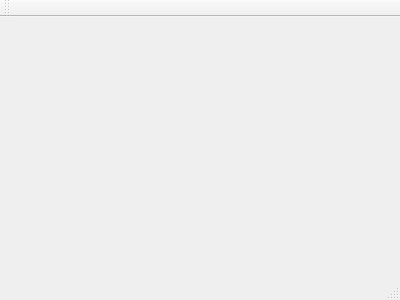
Before: the Qt Designer form Tarea1/mainwindow.ui in AdrianTEC/tarea1Datos2, drawn with Qt 5.
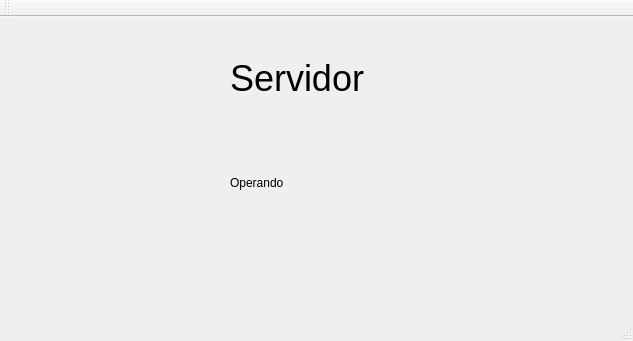
After: the same form once the commit is applied.

```diff
--- a/Tarea1/mainwindow.ui
+++ b/Tarea1/mainwindow.ui
@@ -1,24 +1,71 @@
 <ui version="4.0">
  <class>MainWindow</class>
- <widget class="QMainWindow" name="MainWindow" >
-  <property name="geometry" >
+ <widget class="QMainWindow" name="MainWindow">
+  <property name="geometry">
    <rect>
     <x>0</x>
     <y>0</y>
-    <width>400</width>
-    <height>300</height>
+    <width>633</width>
+    <height>341</height>
    </rect>
   </property>
   <property name="windowTitle" >
    <string>MainWindow</string>
   </property>
-  <widget class="QMenuBar" name="menuBar" />
-  <widget class="QToolBar" name="mainToolBar" />
-  <widget class="QWidget" name="centralWidget" />
-  <widget class="QStatusBar" name="statusBar" />
+  <widget class="QWidget" name="centralWidget">
+   <widget class="QLabel" name="label">
+    <property name="geometry">
+     <rect>
+      <x>230</x>
+      <y>36</y>
+      <width>361</width>
+      <height>51</height>
+     </rect>
+    </property>
+    <property name="font">
+     <font>
+      <pointsize>27</pointsize>
+     </font>
+    </property>
+    <property name="text">
+     <string>Servidor</string>
+    </property>
+   </widget>
+   <widget class="QLabel" name="label_2">
+    <property name="geometry">
+     <rect>
+      <x>230</x>
+      <y>140</y>
+      <width>81</width>
+      <height>51</height>
+     </rect>
+    </property>
+    <property name="text">
+     <string>Operando</string>
+    </property>
+   </widget>
+  </widget>
+  <widget class="QMenuBar" name="menuBar">
+   <property name="geometry">
+    <rect>
+     <x>0</x>
+     <y>0</y>
+     <width>633</width>
+     <height>22</height>
+    </rect>
+   </property>
+  </widget>
+  <widget class="QToolBar" name="mainToolBar">
+   <attribute name="toolBarArea">
+    <enum>TopToolBarArea</enum>
+   </attribute>
+   <attribute name="toolBarBreak">
+    <bool>false</bool>
+   </attribute>
+  </widget>
+  <widget class="QStatusBar" name="statusBar"/>
  </widget>
- <layoutDefault spacing="6" margin="11" />
- <pixmapfunction></pixmapfunction>
+ <layoutdefault spacing="6" margin="11"/>
  <resources/>
  <connections/>
 </ui>
```
Left out of the diff: 3 changed lines with no effect on the pictures.
